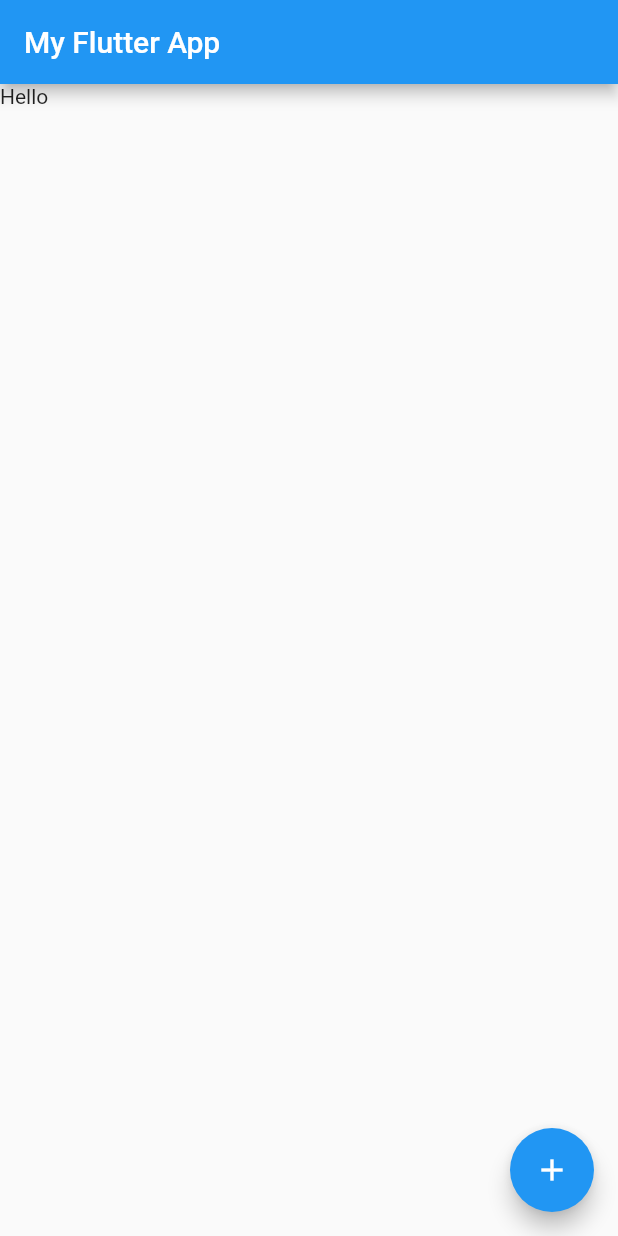
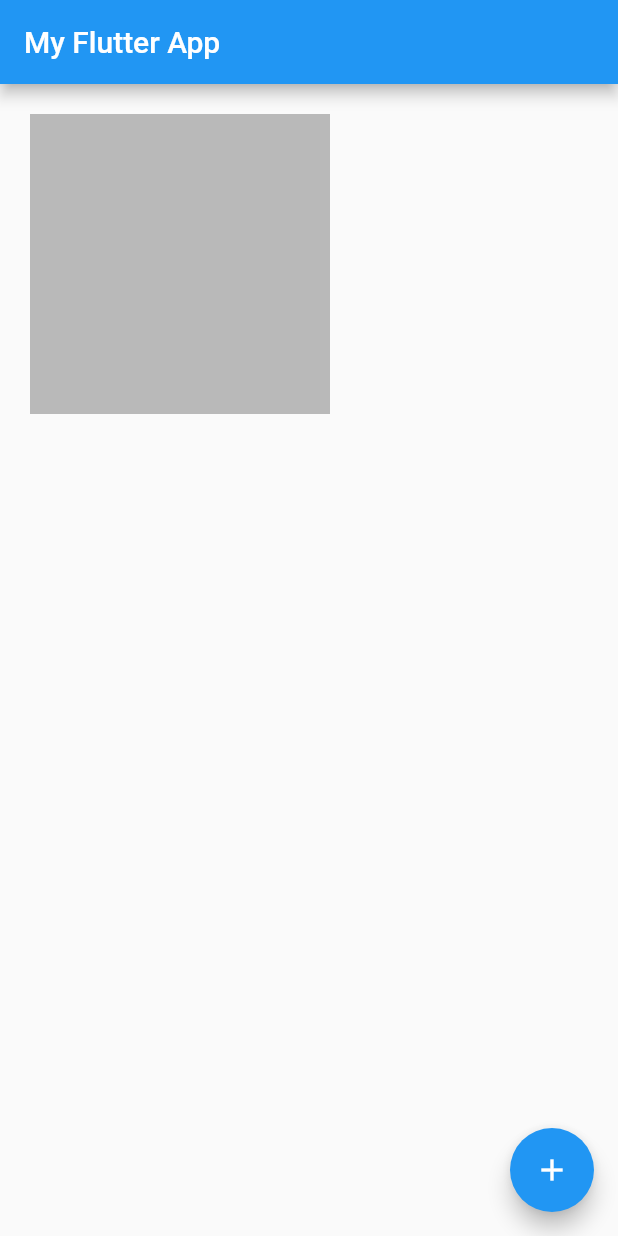
Before and after one commit to Debayan-Sen/flutterapp, a Flutter app: the screen it shows after launch, on a phone screen of 412 x 824 dp. Run offline on Flutter 3.47's test engine with Material 2 defaults, Android fonts, the phone set to English and light mode, and no system bars.

Commit message:
adding container widget

```diff
--- a/lib/main.dart
+++ b/lib/main.dart
@@ -12,7 +12,12 @@ class MyApp extends StatelessWidget {
     return MaterialApp(
       home: Scaffold(
         appBar: AppBar(title: Text("My Flutter App")),
-        body:  Text("Hello"),
+        body:  Container(
+          height: 200,
+          width: 200,
+          color: Colors.black26,
+          margin: EdgeInsets.all(20),
+        ),
         floatingActionButton: FloatingActionButton(onPressed: () {
           print("Henlo!!");
         },
```
